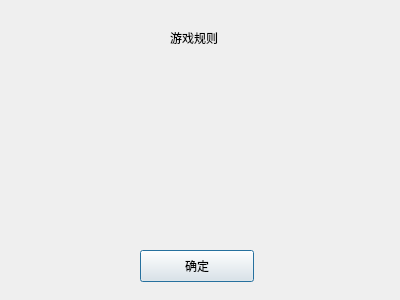
This is Main_Pro/rules.ui in ZaoHan415/GamePro as Qt 5 draws it before an edit. The edited form follows.
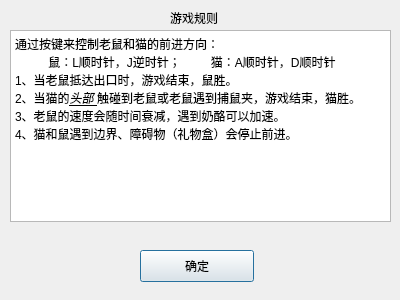
This is the edited form.

Commit message: 添加捕鼠夹、游戏规则

```diff
--- a/Main_Pro/rules.ui
+++ b/Main_Pro/rules.ui
@@ -30,7 +30,7 @@
    <property name="geometry">
     <rect>
      <x>170</x>
-     <y>30</y>
+     <y>10</y>
      <width>59</width>
      <height>16</height>
     </rect>
@@ -39,6 +39,28 @@
     <string>游戏规则</string>
    </property>
   </widget>
+  <widget class="QTextBrowser" name="textBrowser">
+   <property name="geometry">
+    <rect>
+     <x>10</x>
+     <y>30</y>
+     <width>381</width>
+     <height>192</height>
+    </rect>
+   </property>
+   <property name="html">
+    <string>&lt;!DOCTYPE HTML PUBLIC &quot;-//W3C//DTD HTML 4.0//EN&quot; &quot;http://www.w3.org/TR/REC-html40/strict.dtd&quot;&gt;
+&lt;html&gt;&lt;head&gt;&lt;meta name=&quot;qrichtext&quot; content=&quot;1&quot; /&gt;&lt;style type=&quot;text/css&quot;&gt;
+p, li { white-space: pre-wrap; }
+&lt;/style&gt;&lt;/head&gt;&lt;body style=&quot; font-family:'SimSun'; font-size:9pt; font-weight:400; font-style:normal;&quot;&gt;
+&lt;p style=&quot; margin-top:0px; margin-bottom:0px; margin-left:0px; margin-right:0px; -qt-block-indent:0; text-indent:0px;&quot;&gt;通过按键来控制老鼠和猫的前进方向：&lt;/p&gt;
+&lt;p style=&quot; margin-top:0px; margin-bottom:0px; margin-left:0px; margin-right:0px; -qt-block-indent:0; text-indent:0px;&quot;&gt;          鼠：L顺时针，J逆时针；         猫：A顺时针，D顺时针&lt;/p&gt;
+&lt;p style=&quot; margin-top:0px; margin-bottom:0px; margin-left:0px; margin-right:0px; -qt-block-indent:0; text-indent:0px;&quot;&gt;1、当老鼠抵达出口时，游戏结束，鼠胜。&lt;/p&gt;
+&lt;p style=&quot; margin-top:0px; margin-bottom:0px; margin-left:0px; margin-right:0px; -qt-block-indent:0; text-indent:0px;&quot;&gt;2、当猫的&lt;span style=&quot; font-style:italic; text-decoration: underline;&quot;&gt;头部 &lt;/span&gt;触碰到老鼠或老鼠遇到捕鼠夹，游戏结束，猫胜。&lt;/p&gt;
+&lt;p style=&quot; margin-top:0px; margin-bottom:0px; margin-left:0px; margin-right:0px; -qt-block-indent:0; text-indent:0px;&quot;&gt;3、老鼠的速度会随时间衰减，遇到奶酪可以加速。&lt;/p&gt;
+&lt;p style=&quot; margin-top:0px; margin-bottom:0px; margin-left:0px; margin-right:0px; -qt-block-indent:0; text-indent:0px;&quot;&gt;4、猫和鼠遇到边界、障碍物（礼物盒）会停止前进。&lt;/p&gt;&lt;/body&gt;&lt;/html&gt;</string>
+   </property>
+  </widget>
  </widget>
  <resources/>
  <connections/>
```
The commit also changes 7 other files.
